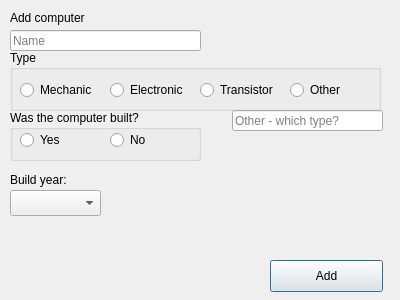
First picture: the form in gui/add/addcomp.ui, repository HelgiThomas/Verklegt31, before the edit.
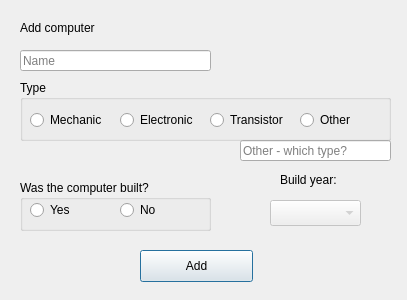
Second picture: the form after the edit.

What changed in the file:
```diff
--- a/gui/add/addcomp.ui
+++ b/gui/add/addcomp.ui
@@ -6,7 +6,7 @@
    <rect>
     <x>0</x>
     <y>0</y>
-    <width>400</width>
+    <width>407</width>
     <height>300</height>
    </rect>
   </property>
@@ -16,8 +16,8 @@
   <widget class="QLabel" name="label">
    <property name="geometry">
     <rect>
-     <x>10</x>
-     <y>10</y>
+     <x>20</x>
+     <y>20</y>
      <width>201</width>
      <height>16</height>
     </rect>
@@ -29,8 +29,8 @@
   <widget class="QLineEdit" name="line_compName">
    <property name="geometry">
     <rect>
-     <x>10</x>
-     <y>30</y>
+     <x>20</x>
+     <y>50</y>
      <width>191</width>
      <height>21</height>
     </rect>
@@ -42,8 +42,8 @@
   <widget class="QPushButton" name="button_addComp">
    <property name="geometry">
     <rect>
-     <x>270</x>
-     <y>260</y>
+     <x>140</x>
+     <y>250</y>
      <width>113</width>
      <height>32</height>
     </rect>
@@ -53,10 +53,13 @@
    </property>
   </widget>
   <widget class="QComboBox" name="combobox_buildYear">
+   <property name="enabled">
+    <bool>false</bool>
+   </property>
    <property name="geometry">
     <rect>
-     <x>10</x>
-     <y>190</y>
+     <x>270</x>
+     <y>200</y>
      <width>91</width>
      <height>26</height>
     </rect>
@@ -65,7 +68,7 @@
   <widget class="QLabel" name="label_4">
    <property name="geometry">
     <rect>
-     <x>10</x>
+     <x>280</x>
      <y>170</y>
      <width>81</width>
      <height>20</height>
@@ -78,8 +81,8 @@
   <widget class="QGroupBox" name="groupBox">
    <property name="geometry">
     <rect>
-     <x>10</x>
-     <y>50</y>
+     <x>20</x>
+     <y>80</y>
      <width>371</width>
      <height>61</height>
     </rect>
@@ -143,8 +146,8 @@
   <widget class="QGroupBox" name="groupBox_2">
    <property name="geometry">
     <rect>
-     <x>10</x>
-     <y>110</y>
+     <x>20</x>
+     <y>180</y>
      <width>191</width>
      <height>51</height>
     </rect>
@@ -182,8 +185,8 @@
   <widget class="QLineEdit" name="line_otherType">
    <property name="geometry">
     <rect>
-     <x>232</x>
-     <y>110</y>
+     <x>240</x>
+     <y>140</y>
      <width>151</width>
      <height>21</height>
     </rect>
```
